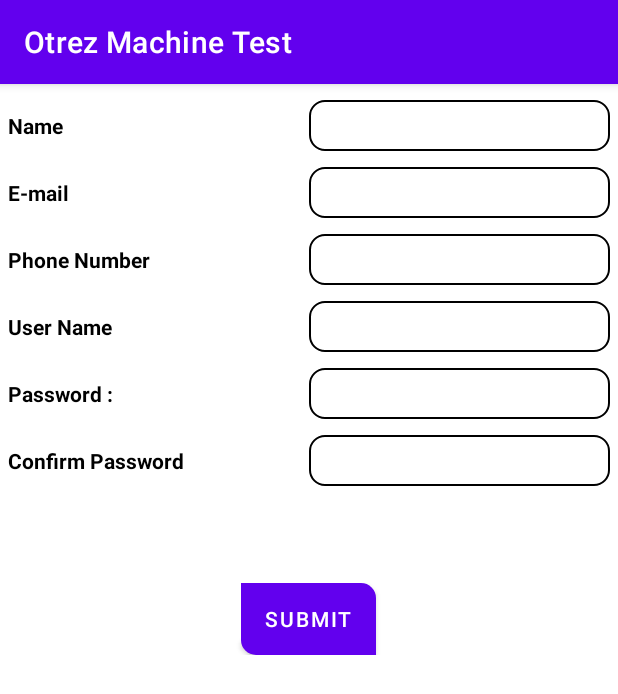
After one commit to ajayksivadasan/OtrezMachineTest, an Android app: the RegistrationActivity screen opened directly, with no data from a screen before it, on a phone screen of 412 x 824 dp. The commit adds this screen. Shown: the top 694 px of the screen. Run offline under Robolectric (Android 15) with nearby library versions, the phone set to English and light mode, and no system bars.

Commit message:
created RegistrationActivity

```diff
--- a/app/src/main/AndroidManifest.xml
+++ b/app/src/main/AndroidManifest.xml
@@ -9,7 +9,8 @@
         android:roundIcon="@mipmap/ic_launcher_round"
         android:supportsRtl="true"
         android:theme="@style/Theme.OtrezMachineTest">
-        <activity android:name=".login.LoginActivity"></activity>
+        <activity android:name=".registration.RegistrationActivity"></activity>
+        <activity android:name=".login.LoginActivity" />
         <activity android:name=".MainActivity">
             <intent-filter>
                 <action android:name="android.intent.action.MAIN" />
--- /dev/null
+++ b/app/src/main/java/com/aks/otrez_machine_test/common/CommonFunctions.java
@@ -0,0 +1,28 @@
+package com.aks.otrez_machine_test.common;
+
+import android.content.Context;
+import android.net.ConnectivityManager;
+import android.net.NetworkInfo;
+
+public class CommonFunctions {
+    Context context;
+
+    public CommonFunctions(Context context) {
+        this.context = context;
+    }
+
+    // TO CHECK WHETHER THE DEVICE IS CONNECTED TO INTERNET
+    public boolean hasConnection() {
+        ConnectivityManager cm = (ConnectivityManager) context.getSystemService(Context.CONNECTIVITY_SERVICE);
+        NetworkInfo wifiNetwork = cm.getNetworkInfo(ConnectivityManager.TYPE_WIFI);
+        if (wifiNetwork != null && wifiNetwork.isConnected()) {
+            return true;
+        }
+        NetworkInfo activeNetwork = cm.getActiveNetworkInfo();
+        if (activeNetwork != null && activeNetwork.isConnected()) {
+            return true;
+        }
+        NetworkInfo mobile = cm.getNetworkInfo(ConnectivityManager.TYPE_MOBILE);
+        return mobile != null && mobile.isConnected();
+    }
+}
--- /dev/null
+++ b/app/src/main/java/com/aks/otrez_machine_test/common/CommonToasts.java
@@ -0,0 +1,37 @@
+package com.aks.otrez_machine_test.common;
+
+import android.content.Context;
+import android.view.View;
+import android.widget.TextView;
+import android.widget.Toast;
+
+import androidx.core.content.ContextCompat;
+
+import com.aks.otrez_machine_test.R;
+
+
+public class CommonToasts {
+    public static final String SOMETHING_ERROR_OCCURRED = "SOMETHING ERROR OCCURRED";
+    public static final String IMAGE_NOT_AVAILABLE = "Image NOT available";
+    public static final String INTERNET_NOT_AVAILABLE = "Internet Not Available";
+    public static final String SUCCESSFULLY_UPDATED = "Successfully Updated";
+    public static final String NOTHING_TO_UPLOAD = "Nothing To Upload";
+    public static final String CANNOT_BE_EMPTY = "Cannot Be Empty";
+    final Context context;
+
+    public CommonToasts(Context context) {
+        this.context = context;
+    }
+
+    public void setToastMessage(String message) {
+        Toast toast = Toast.makeText(context, message, Toast.LENGTH_SHORT);
+        toast.setText(message);
+        toast.setDuration(Toast.LENGTH_SHORT);
+        View view = toast.getView();
+        view.setBackgroundColor(ContextCompat.getColor(context, R.color.homegrey));
+        view.setBackground(ContextCompat.getDrawable(context, R.drawable.background_rounded_corner_basic_clor_drawable_shape));
+        TextView text = view.findViewById(android.R.id.message);
+        text.setTextColor(ContextCompat.getColor(context, R.color.white));
+        toast.show();
+    }
+}
--- /dev/null
+++ b/app/src/main/java/com/aks/otrez_machine_test/registration/RegistrationActivity.java
@@ -0,0 +1,68 @@
+package com.aks.otrez_machine_test.registration;
+
+import android.content.Context;
+import android.os.Bundle;
+import android.widget.Button;
+import android.widget.EditText;
+
+import androidx.appcompat.app.AppCompatActivity;
+
+import com.aks.otrez_machine_test.R;
+import com.aks.otrez_machine_test.common.CommonToasts;
+
+public class RegistrationActivity extends AppCompatActivity {
+    EditText etName;
+    EditText etEmail;
+    EditText etPhoneNumber;
+    EditText etUserName;
+    EditText etPasswordReg;
+    EditText etConfirmPassword;
+    Button btSubmit;
+    Context context;
+    CommonToasts commonToasts;
+
+    @Override
+    protected void onCreate(Bundle savedInstanceState) {
+        super.onCreate(savedInstanceState);
+        context = this;
+        setContentView(R.layout.activity_registration);
+        initIds();
+        setClickListeners();
+        commonToasts = new CommonToasts(context);
+    }
+
+    private void initIds() {
+        etName = findViewById(R.id.etName);
+        etEmail = findViewById(R.id.etEmail);
+        etPhoneNumber = findViewById(R.id.etPhoneNumber);
+        etUserName = findViewById(R.id.etUserName);
+        etPasswordReg = findViewById(R.id.etPasswordReg);
+        etConfirmPassword = findViewById(R.id.etConfirmPassword);
+        btSubmit = findViewById(R.id.btSubmit);
+    }
+
+    private void setClickListeners() {
+        btSubmit.setOnClickListener(v -> {
+            if (etName.getText().toString().equals("")) {
+                etName.setError(CommonToasts.CANNOT_BE_EMPTY);
+            } else if (etEmail.getText().toString().equals("")) {
+                etEmail.setError("");
+            } else if (etPhoneNumber.getText().toString().equals("")) {
+                etPhoneNumber.setError(CommonToasts.CANNOT_BE_EMPTY);
+            } else if (etPasswordReg.getText().toString().equals("")) {
+                etPasswordReg.setError(CommonToasts.CANNOT_BE_EMPTY);
+            } else if (!etPasswordReg.getText().toString().equals(etConfirmPassword.getText().toString())) {
+                etPasswordReg.setText("");
+                etConfirmPassword.setText("");
+                etPasswordReg.setError(CommonToasts.CANNOT_BE_EMPTY);
+                etConfirmPassword.setError(CommonToasts.CANNOT_BE_EMPTY);
+            } else {
+                String name = etName.getText().toString().trim();
+                String email = etEmail.getText().toString().trim();
+                String phone = etPhoneNumber.getText().toString().trim();
+                String uName = etUserName.getText().toString().trim();
+                String passWord = etConfirmPassword.getText().toString().trim();
+            }
+        });
+    }
+}
--- /dev/null
+++ b/app/src/main/res/drawable/background_rounded_corner_basic_clor_drawable_shape.xml
@@ -0,0 +1,5 @@
+<?xml version="1.0" encoding="utf-8"?>
+<shape xmlns:android="http://schemas.android.com/apk/res/android">
+    <solid android:color="@color/homegrey" />
+    <corners android:radius="40dp" />
+</shape>
--- /dev/null
+++ b/app/src/main/res/layout/activity_registration.xml
@@ -0,0 +1,189 @@
+<?xml version="1.0" encoding="utf-8"?>
+<LinearLayout xmlns:android="http://schemas.android.com/apk/res/android"
+    xmlns:tools="http://schemas.android.com/tools"
+    android:layout_width="match_parent"
+    android:layout_height="match_parent"
+    android:orientation="vertical"
+    android:padding="5dp"
+    android:weightSum="20"
+    tools:ignore="NestedWeights,Autofill,LabelFor">
+
+    <LinearLayout
+        android:layout_width="match_parent"
+        android:layout_height="0dp"
+        android:layout_marginTop="5dp"
+        android:layout_marginBottom="5dp"
+        android:layout_weight="1"
+        android:orientation="horizontal">
+
+        <TextView
+            android:layout_width="0dp"
+            android:layout_height="match_parent"
+            android:layout_weight="1"
+            android:gravity="start|center"
+            android:text="@string/name"
+            android:textColor="@color/black"
+            android:textStyle="bold" />
+
+        <EditText
+            android:id="@+id/etName"
+            android:layout_width="0dp"
+            android:layout_height="match_parent"
+            android:layout_weight="1"
+            android:background="@drawable/edit_text_background"
+            android:inputType="text"
+            android:maxLines="1" />
+    </LinearLayout>
+
+    <LinearLayout
+        android:layout_width="match_parent"
+        android:layout_height="0dp"
+        android:layout_marginTop="5dp"
+        android:layout_marginBottom="5dp"
+        android:layout_weight="1">
+
+        <TextView
+            android:layout_width="0dp"
+            android:layout_height="match_parent"
+            android:layout_weight="1"
+            android:gravity="start|center"
+            android:text="@string/email"
+            android:textColor="@color/black"
+            android:textStyle="bold" />
+
+        <EditText
+            android:id="@+id/etEmail"
+            android:layout_width="0dp"
+            android:layout_height="match_parent"
+            android:layout_weight="1"
+            android:background="@drawable/edit_text_background"
+            android:inputType="textEmailAddress"
+            android:maxLines="1" />
+    </LinearLayout>
+
+    <LinearLayout
+        android:layout_width="match_parent"
+        android:layout_height="0dp"
+        android:layout_marginTop="5dp"
+        android:layout_marginBottom="5dp"
+        android:layout_weight="1"
+        android:orientation="horizontal">
+
+        <TextView
+            android:layout_width="0dp"
+            android:layout_height="match_parent"
+            android:layout_weight="1"
+            android:gravity="start|center"
+            android:text="@string/phone_number"
+            android:textColor="@color/black"
+            android:textStyle="bold" />
+
+        <EditText
+            android:id="@+id/etPhoneNumber"
+            android:layout_width="0dp"
+            android:layout_height="match_parent"
+            android:layout_weight="1"
+            android:background="@drawable/edit_text_background"
+            android:inputType="phone"
+            android:maxLines="1" />
+    </LinearLayout>
+
+
+    <LinearLayout
+        android:layout_width="match_parent"
+        android:layout_height="0dp"
+        android:layout_marginTop="5dp"
+        android:layout_marginBottom="5dp"
+        android:layout_weight="1"
+        android:orientation="horizontal">
+
+        <TextView
+            android:layout_width="0dp"
+            android:layout_height="match_parent"
+            android:layout_weight="1"
+            android:gravity="start|center"
+            android:text="@string/user_name"
+            android:textColor="@color/black"
+            android:textStyle="bold" />
+
+        <EditText
+            android:id="@+id/etUserName"
+            android:layout_width="0dp"
+            android:layout_height="match_parent"
+            android:layout_weight="1"
+            android:background="@drawable/edit_text_background"
+            android:inputType="text"
+            android:maxLines="1" />
+    </LinearLayout>
+
+    <LinearLayout
+        android:layout_width="match_parent"
+        android:layout_height="0dp"
+        android:layout_marginTop="5dp"
+        android:layout_marginBottom="5dp"
+        android:layout_weight="1"
+        android:orientation="horizontal">
+
+        <TextView
+            android:layout_width="0dp"
+            android:layout_height="match_parent"
+            android:layout_weight="1"
+            android:gravity="start|center"
+            android:text="@string/pass_word"
+            android:textColor="@color/black"
+            android:textStyle="bold" />
+
+        <EditText
+            android:id="@+id/etPasswordReg"
+            android:layout_width="0dp"
+            android:layout_height="match_parent"
+            android:layout_weight="1"
+            android:background="@drawable/edit_text_background"
+            android:inputType="textPassword"
+            android:maxLines="1" />
+    </LinearLayout>
+
+    <LinearLayout
+        android:layout_width="match_parent"
+        android:layout_height="0dp"
+        android:layout_marginTop="5dp"
+        android:layout_marginBottom="5dp"
+        android:layout_weight="1"
+        android:orientation="horizontal">
+
+        <TextView
+            android:layout_width="0dp"
+            android:layout_height="match_parent"
+            android:layout_weight="1"
+            android:gravity="start|center"
+            android:text="@string/confirm_password"
+            android:textColor="@color/black"
+            android:textStyle="bold" />
+
+        <EditText
+            android:id="@+id/etConfirmPassword"
+            android:layout_width="0dp"
+            android:layout_height="match_parent"
+            android:layout_weight="1"
+            android:background="@drawable/edit_text_background"
+            android:inputType="textPassword"
+            android:maxLines="1" />
+    </LinearLayout>
+
+    <LinearLayout
+        android:layout_width="match_parent"
+        android:layout_height="0dp"
+        android:layout_marginTop="5dp"
+        android:layout_marginBottom="5dp"
+        android:layout_weight="3"
+        android:gravity="bottom|center"
+        android:orientation="horizontal">
+
+        <Button
+            android:id="@+id/btSubmit"
+            android:layout_width="wrap_content"
+            android:layout_height="wrap_content"
+            android:background="@drawable/button_home_page_background"
+            android:text="@string/submit" />
+    </LinearLayout>
+</LinearLayout>
--- a/app/src/main/res/values/strings.xml
+++ b/app/src/main/res/values/strings.xml
@@ -4,4 +4,9 @@
     <string name="login">Login</string>
     <string name="pass_word">Password :</string>
     <string name="new_user_register">New User ? Register…</string>
+    <string name="name">Name</string>
+    <string name="email">E-mail</string>
+    <string name="phone_number">Phone Number</string>
+    <string name="confirm_password">Confirm Password</string>
+    <string name="submit">Submit</string>
 </resources>
```
